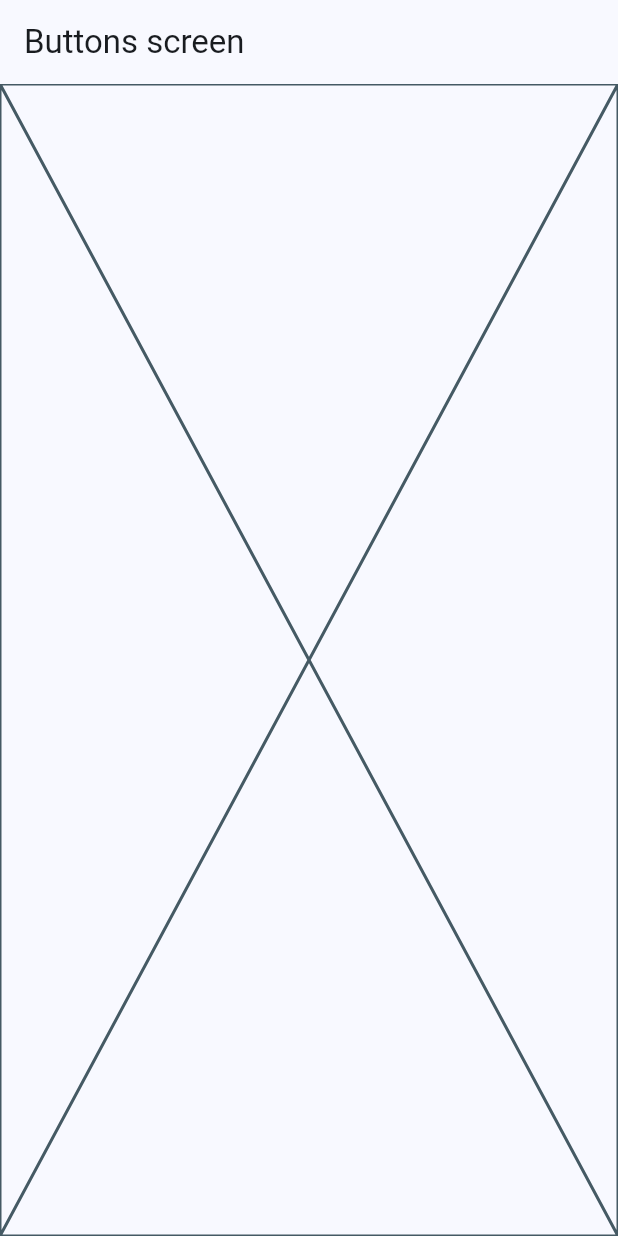
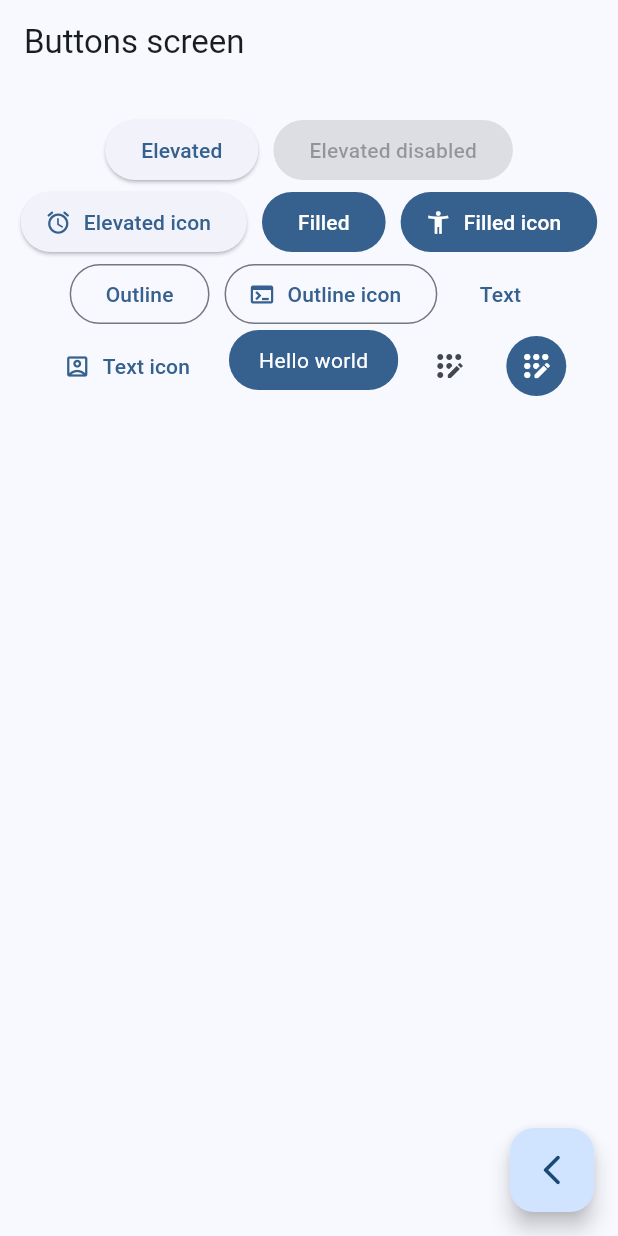
Before and after one commit to FranciscoJavierMartin/widgets-app, a Flutter app: the ButtonsScreen screen opened by its route, on a phone screen of 412 x 824 dp. Run offline on Flutter 3.47's test engine with Material 2 defaults, Android fonts, the phone set to English and light mode, and no system bars; our stand-ins replace go_router.

Commit message:
Buttons screen

```diff
--- a/lib/presentation/screens/buttons/buttons_screen.dart
+++ b/lib/presentation/screens/buttons/buttons_screen.dart
@@ -1,4 +1,5 @@
 import 'package:flutter/material.dart';
+import 'package:go_router/go_router.dart';
 
 class ButtonsScreen extends StatelessWidget {
   static const String name = 'buttons_screen';
@@ -11,7 +12,105 @@ class ButtonsScreen extends StatelessWidget {
       appBar: AppBar(
         title: const Text('Buttons screen'),
       ),
-      body: Placeholder(),
+      body: const _ButtonsView(),
+      floatingActionButton: FloatingActionButton(
+        child: const Icon(Icons.arrow_back_ios_new_rounded),
+        onPressed: () {
+          context.pop();
+        },
+      ),
     );
   }
 }
+
+class _ButtonsView extends StatelessWidget {
+  const _ButtonsView({super.key});
+
+  @override
+  Widget build(BuildContext context) {
+    final colors = Theme.of(context).colorScheme;
+
+    return SizedBox(
+      width: double.infinity,
+      child: Padding(
+        padding: const EdgeInsets.symmetric(horizontal: 10, vertical: 20),
+        child: Wrap(
+          spacing: 10,
+          alignment: WrapAlignment.center,
+          children: [
+            ElevatedButton(onPressed: () {}, child: const Text('Elevated')),
+            const ElevatedButton(
+                onPressed: null, child: Text('Elevated disabled')),
+            ElevatedButton.icon(
+              onPressed: () {},
+              icon: const Icon(Icons.access_alarm_rounded),
+              label: const Text('Elevated icon'),
+            ),
+            FilledButton(onPressed: () {}, child: const Text('Filled')),
+            FilledButton.icon(
+              onPressed: () {},
+              icon: const Icon(Icons.accessibility_new),
+              label: const Text('Filled icon'),
+            ),
+            OutlinedButton(
+              onPressed: () {},
+              child: const Text('Outline'),
+            ),
+            OutlinedButton.icon(
+                onPressed: () {},
+                icon: const Icon(Icons.terminal),
+                label: const Text('Outline icon')),
+            TextButton(
+              onPressed: () {},
+              child: const Text('Text'),
+            ),
+            TextButton.icon(
+              onPressed: () {},
+              icon: const Icon(Icons.account_box_outlined),
+              label: const Text('Text icon'),
+            ),
+            const CustomButton(),
+            IconButton(
+              onPressed: () {},
+              icon: const Icon(Icons.app_registration_rounded),
+            ),
+            IconButton(
+              onPressed: () {},
+              icon: const Icon(Icons.app_registration_rounded),
+              style: ButtonStyle(
+                backgroundColor: MaterialStatePropertyAll(colors.primary),
+                iconColor: const MaterialStatePropertyAll(Colors.white),
+              ),
+            )
+          ],
+        ),
+      ),
+    );
+  }
+}
+
+class CustomButton extends StatelessWidget {
+  const CustomButton({super.key});
+
+  @override
+  Widget build(BuildContext context) {
+    final colors = Theme.of(context).colorScheme;
+
+    return ClipRRect(
+      borderRadius: BorderRadius.circular(20),
+      child: Material(
+        color: colors.primary,
+        child: InkWell(
+          onTap: () {},
+          child: Padding(
+            padding: const EdgeInsets.symmetric(horizontal: 20, vertical: 10),
+            child: Text(
+              'Hello world',
+              style: TextStyle(color: Colors.white),
+            ),
+          ),
+        ),
+      ),
+    );
+  }
+}
```
